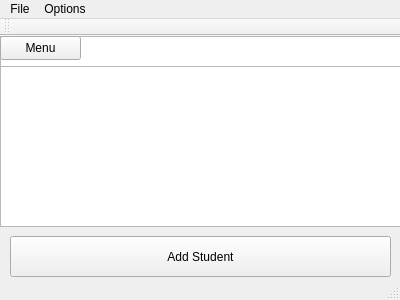
Qt form ui/mainwindow.ui (TropicalBastos/Teachers-Pet) before a commit.
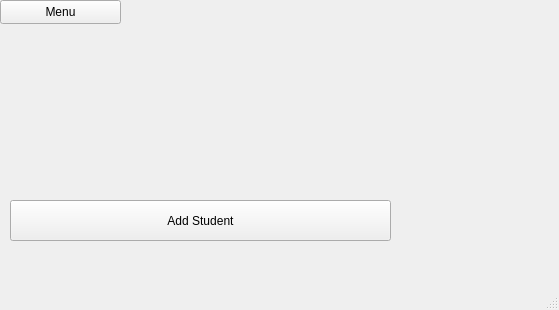
The same form after that commit. Custom widgets are drawn as their Qt base class.

The edit to the form file:
```diff
--- a/ui/mainwindow.ui
+++ b/ui/mainwindow.ui
@@ -6,24 +6,14 @@
    <rect>
     <x>0</x>
     <y>0</y>
-    <width>400</width>
-    <height>300</height>
+    <width>559</width>
+    <height>310</height>
    </rect>
   </property>
   <property name="windowTitle">
    <string>MainWindow</string>
   </property>
   <widget class="QWidget" name="centralWidget">
-   <widget class="QListView" name="listView">
-    <property name="geometry">
-     <rect>
-      <x>0</x>
-      <y>0</y>
-      <width>401</width>
-      <height>191</height>
-     </rect>
-    </property>
-   </widget>
    <widget class="AddStudent" name="pushButton">
     <property name="geometry">
      <rect>
@@ -42,7 +32,7 @@
      <rect>
       <x>0</x>
       <y>0</y>
-      <width>81</width>
+      <width>121</width>
       <height>24</height>
      </rect>
     </property>
@@ -50,49 +40,8 @@
      <string>Menu</string>
     </property>
    </widget>
-   <widget class="QTableView" name="tableView">
-    <property name="geometry">
-     <rect>
-      <x>0</x>
-      <y>30</y>
-      <width>401</width>
-      <height>161</height>
-     </rect>
-    </property>
-   </widget>
-  </widget>
-  <widget class="QMenuBar" name="menuBar">
-   <property name="geometry">
-    <rect>
-     <x>0</x>
-     <y>0</y>
-     <width>400</width>
-     <height>22</height>
-    </rect>
-   </property>
-   <widget class="QMenu" name="menuFile">
-    <property name="title">
-     <string>File</string>
-    </property>
-    <addaction name="actionOpen"/>
-    <addaction name="actionSave"/>
-   </widget>
-   <widget class="QMenu" name="menuQuit">
-    <property name="title">
-     <string>Options</string>
-    </property>
-    <addaction name="actionQuit"/>
-   </widget>
-   <addaction name="menuFile"/>
-   <addaction name="menuQuit"/>
-  </widget>
-  <widget class="QToolBar" name="mainToolBar">
-   <attribute name="toolBarArea">
-    <enum>TopToolBarArea</enum>
-   </attribute>
-   <attribute name="toolBarBreak">
-    <bool>false</bool>
-   </attribute>
+   <zorder>toolButton</zorder>
+   <zorder>pushButton</zorder>
   </widget>
   <widget class="QStatusBar" name="statusBar"/>
   <action name="actionOpen">
```
